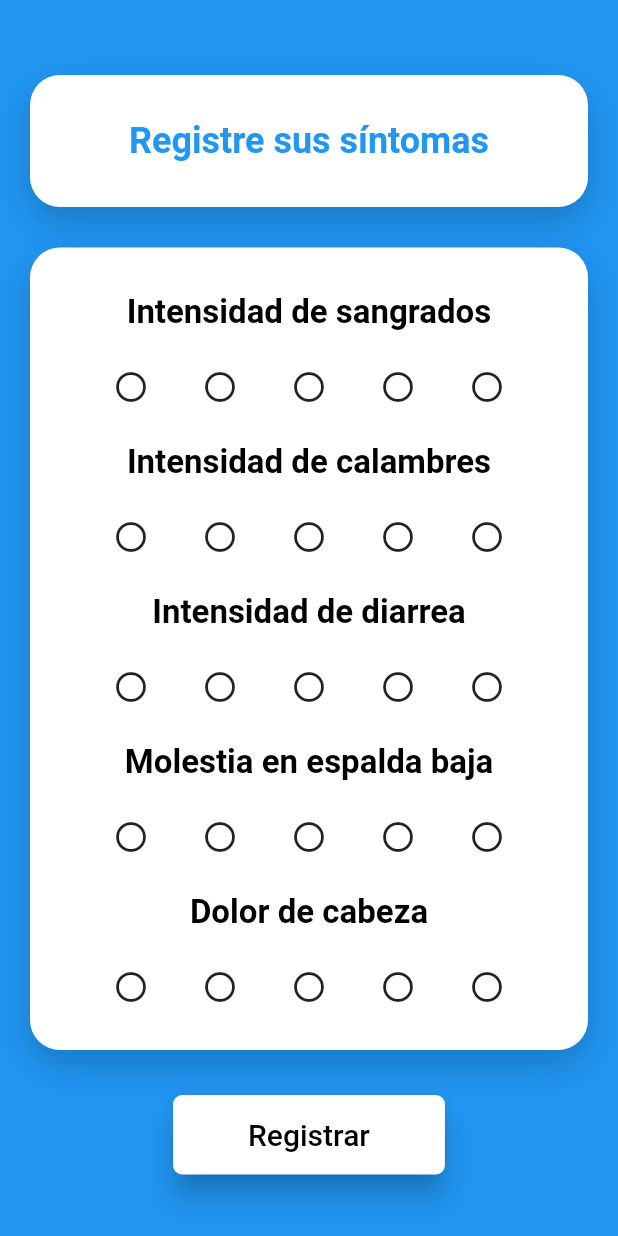
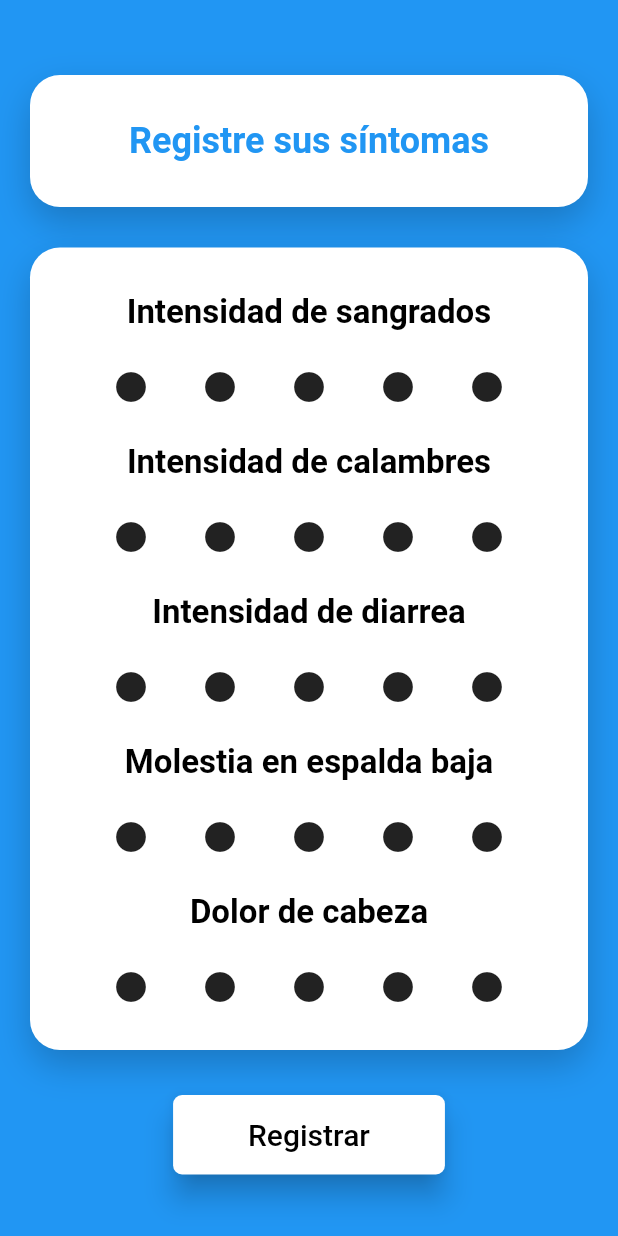
Before and after one commit to wsaldana/HealthTracker, a Flutter app: the screen it shows after launch, on a phone screen of 412 x 824 dp. Run offline on Flutter 3.47's test engine with Material 2 defaults, Android fonts, the phone set to English and light mode, and no system bars; our stand-ins replace shared_preferences; Roboto replaces fonts that are missing (Poppins).

Commit message:
Fixed icon error

```diff
--- a/app/healthtracker/lib/screens/rating.dart
+++ b/app/healthtracker/lib/screens/rating.dart
@@ -17,7 +17,7 @@ class _Rating extends State<Rating> {
     if (index < _current) {
       return Icon(Icons.circle, color: Theme.of(context).accentColor);
     } else {
-      return Icon(Icons.circle_outlined);
+      return Icon(Icons.circle);
     }
   }
 
```
